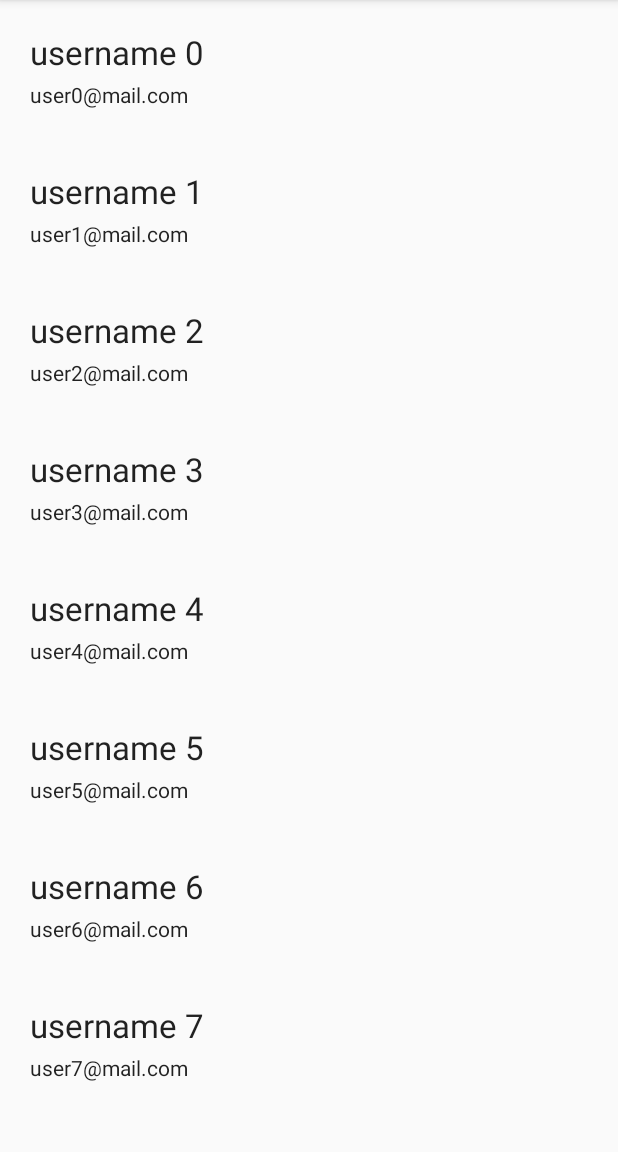
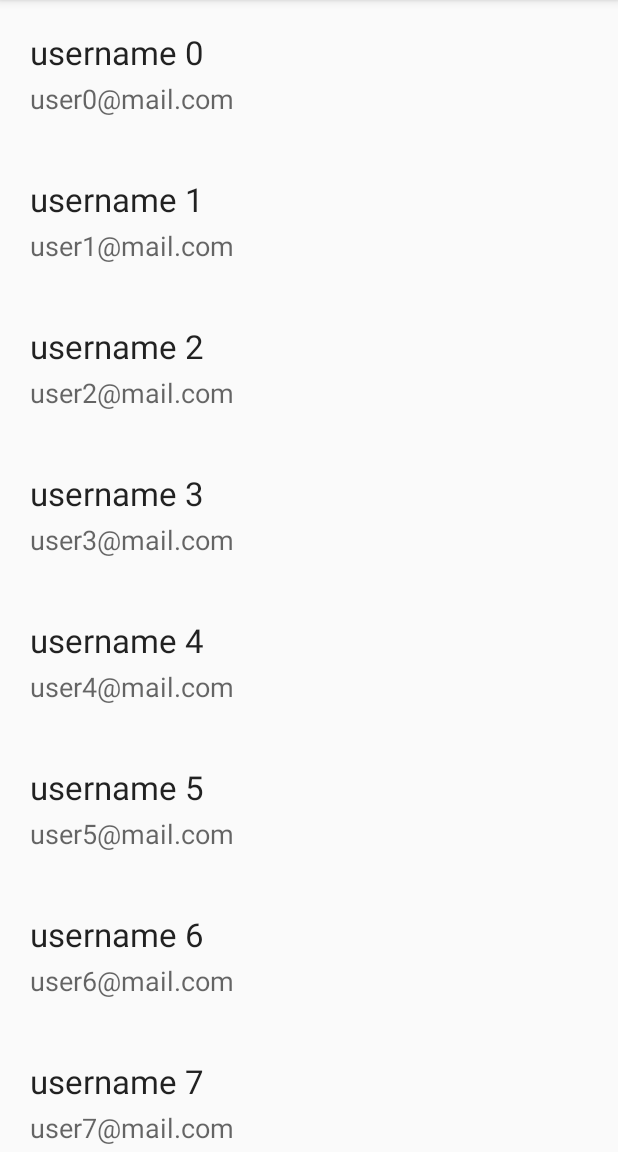
Before and after one commit to softrunapp/Paginated-RecyclerView, an Android app: the screen it shows after launch (MainActivity), on a phone screen of 412 x 824 dp, the part 84-1236 px from its top. Run offline under Robolectric (Android 15) with nearby library versions, the phone set to English and light mode, and no system bars.

Commit message:
change email textSize

```diff
--- a/app/src/main/res/layout/item.xml
+++ b/app/src/main/res/layout/item.xml
@@ -18,5 +18,5 @@
         android:layout_width="match_parent"
         android:layout_height="wrap_content"
         android:text="email"
-        android:textAppearance="@style/TextAppearance.AppCompat.Body1" />
+        android:textAppearance="@style/TextAppearance.AppCompat.Medium" />
 </LinearLayout>
```
